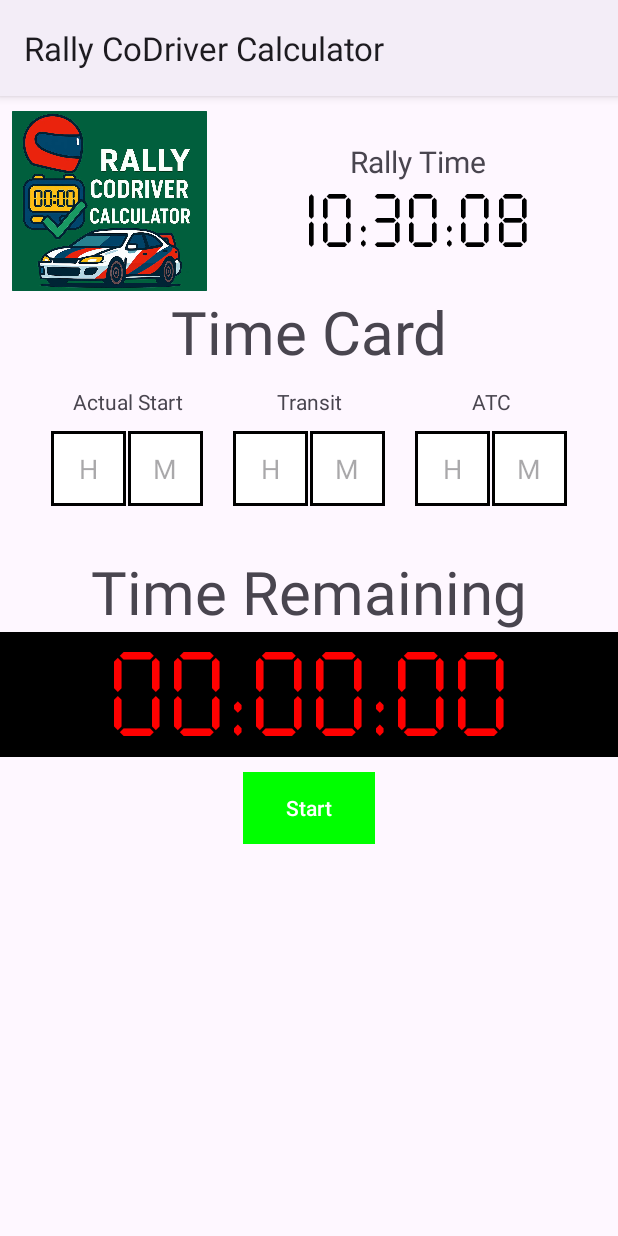
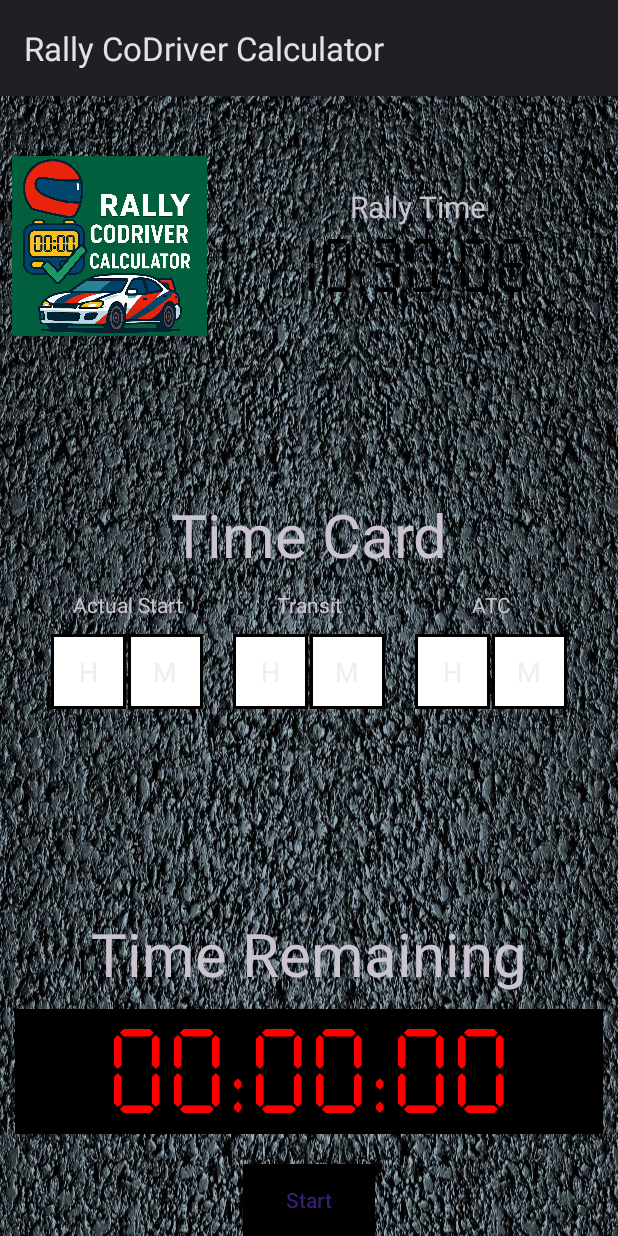
Before and after one commit to Menkaura81/Rally_Codriver_Calculator, an Android app: the screen it shows after launch (MainActivity), on a phone screen of 412 x 824 dp. Run offline under Robolectric (Android 15) with nearby library versions, the phone set to English and light mode, and no system bars.

Commit message:
Antes del menu

```diff
--- a/app/src/main/java/com/menkaura/rallycalculator/MainActivity.java
+++ b/app/src/main/java/com/menkaura/rallycalculator/MainActivity.java
@@ -300,8 +300,6 @@ public class MainActivity extends AppCompatActivity {
     }
 
 
-
-
     @Override
     protected void onDestroy() {
         super.onDestroy();
--- a/app/src/main/res/layout/activity_main.xml
+++ b/app/src/main/res/layout/activity_main.xml
@@ -6,7 +6,8 @@
     android:layout_height="match_parent"
     android:orientation="vertical"
     tools:context=".MainActivity"
-    android:padding="10dp">
+    android:padding="10dp"
+    android:background="@drawable/fondo">
 
     <!-- PRIMERA FILA -->
     <LinearLayout
@@ -14,7 +15,7 @@
         android:layout_height="wrap_content"
         android:orientation="horizontal"
         android:layout_gravity="center"
-        android:layout_marginTop="10dp">
+        android:layout_marginTop="40dp">
 
         <!-- Logo -->
         <ImageView
@@ -54,6 +55,14 @@
     </LinearLayout>
 
     <!-- SEGUNDA FILA -->
+
+    <LinearLayout
+        android:layout_width="match_parent"
+        android:layout_height="wrap_content"
+        android:orientation="vertical"
+        android:gravity="center"
+        android:layout_weight="2">
+
         <!-- Etiqueta time card-->
         <TextView
             android:layout_width="match_parent"
@@ -62,8 +71,7 @@
             android:gravity="center"
             android:textSize="40sp"/>
 
-    <!-- TERCERA FILA -->
-    <!-- Parte superior carnet de ruta-->
+
 
         <!-- CUARTA FILA -->
         <!-- Etiqueta tiempo restante -->
@@ -205,6 +213,13 @@
 
         </LinearLayout>
 
+
+
+    </LinearLayout>
+
+
+
+
     <TextView
         android:layout_width="match_parent"
         android:layout_height="wrap_content"
@@ -222,7 +237,8 @@
         android:textSize="80sp"
         android:textColor="@color/red"
         android:fontFamily="@font/seven_segment"
-        android:gravity="center"/>
+        android:gravity="center"
+        android:layout_margin="10dp"/>
 
     <!-- Botones Iniciar y Parar -->
     <Button
--- a/app/src/main/res/values/themes.xml
+++ b/app/src/main/res/values/themes.xml
@@ -1,9 +1,9 @@
 <resources xmlns:tools="http://schemas.android.com/tools">
     <!-- Base application theme. -->
-    <style name="Base.Theme.RallyCoDriverCalculator" parent="Theme.Material3.Light">
+    <style name="Base.Theme.RallyCoDriverCalculator" parent="Theme.Material3.Dark">
         <!-- Customize your light theme here. -->
         <!-- Color de fondo ActionBar -->
-        <item name="colorPrimary">@color/green</item>
+        <item name="colorPrimary">@color/black</item>
         <!-- <item name="colorPrimary">@color/my_light_primary</item> -->
     </style>
 
```
Also changed, not shown: app/src/main/res/drawable/fondo.jpg (added), app/src/main/res/drawable/fondo2.jpg (added). Lines whose indentation alone changed are shown as unchanged.
